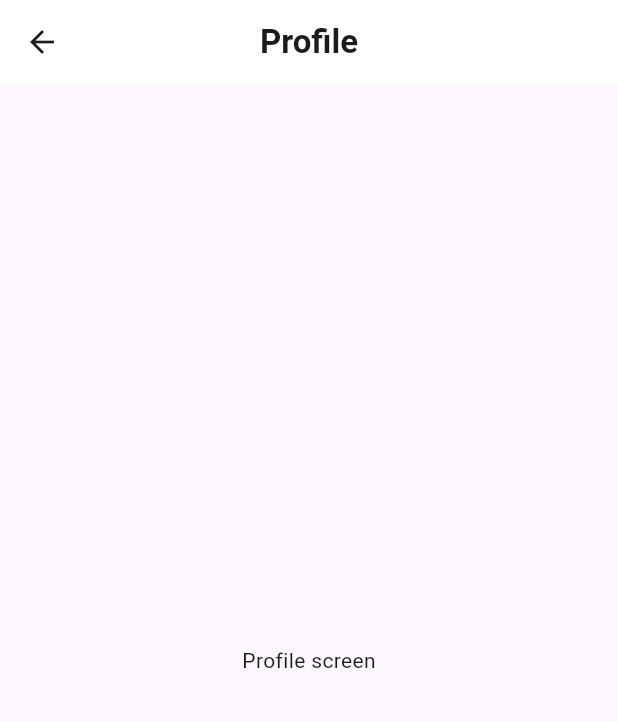
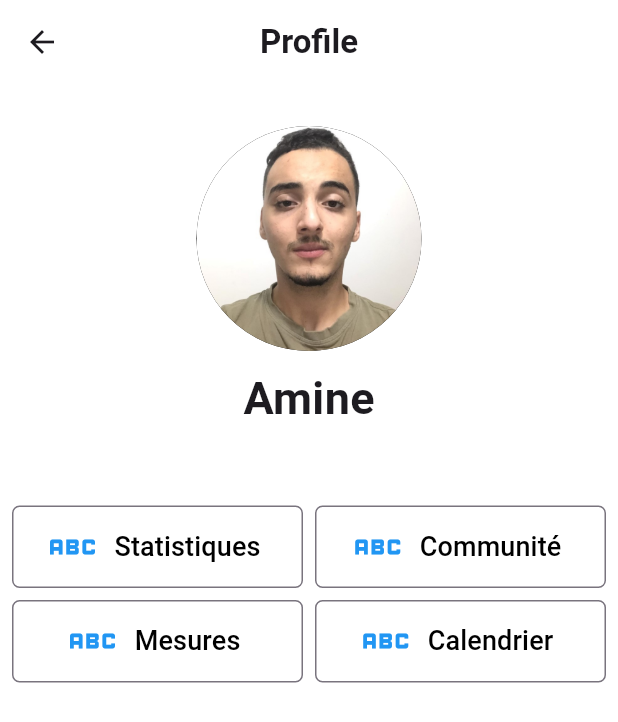
Before and after one commit to M-Amine-HM/gym_app, a Flutter app: the ProfileScreen screen opened directly, on a phone screen of 412 x 824 dp. Shown: the top 722 px of the screen. Run offline on Flutter 3.47's test engine with Material 3 defaults, Android fonts, the light colour scheme and no system bars; our stand-ins replace video_player.

Commit message:
Profile Screen Modification

```diff
--- a/lib/core/profile.dart
+++ b/lib/core/profile.dart
@@ -1,3 +1,5 @@
+// ignore_for_file: unnecessary_const, prefer_const_constructors
+
 import 'package:flutter/material.dart';
 
 class ProfileScreen extends StatefulWidget {
@@ -11,6 +13,7 @@ class _ProfileScreenState extends State<ProfileScreen> {
   @override
   Widget build(BuildContext context) {
     return Scaffold(
+      backgroundColor: Colors.white,
       appBar: AppBar(
         backgroundColor: Colors.white,
         title: const Text(
@@ -19,9 +22,101 @@ class _ProfileScreenState extends State<ProfileScreen> {
         ),
         centerTitle: true,
       ),
-      body: const Center(
-        child: Text("Profile screen"),
-      ),
+      body: SafeArea(
+          child: Padding(
+        padding: EdgeInsets.all(8.0),
+        child: Column(
+          crossAxisAlignment: CrossAxisAlignment.center,
+          children: [
+            SizedBox(
+              height: 20,
+            ),
+            Container(
+              width: 150,
+              height: 150,
+              decoration: BoxDecoration(
+                  image: DecorationImage(
+                      image: AssetImage("assets/images/AminePhoto.jpg")),
+                  shape: BoxShape.circle,
+                  color: Colors.black),
+              // child: Image(
+              //   image: AssetImage("assets/images/AminePhoto.jpg"),
+              //   //fit: BoxFit.cover,
+              // ),
+            ),
+
+            SizedBox(
+              height: 10,
+            ),
+            Text(
+              "Amine",
+              style: TextStyle(fontSize: 30, fontWeight: FontWeight.w600),
+            ),
+            // Divider(
+            //   indent: 10,
+            //   endIndent: 10,
+            //   height: 20,
+            //   color: Colors.grey,
+            //   thickness: 1,
+            // ),
+            SizedBox(
+              height: 50,
+            ),
+            Row(
+              children: [
+                Button_IconWidget(name: "Statistiques"),
+                SizedBox(
+                  width: 8,
+                ),
+                Button_IconWidget(name: "Communité"),
+              ],
+            ),
+            SizedBox(
+              height: 8,
+            ),
+            Row(
+              children: [
+                Button_IconWidget(name: "Mesures"),
+                SizedBox(
+                  width: 8,
+                ),
+                Button_IconWidget(name: "Calendrier"),
+              ],
+            ),
+          ],
+        ),
+      )),
     );
   }
 }
+
+class Button_IconWidget extends StatelessWidget {
+  const Button_IconWidget({super.key, required this.name});
+  //final Icon iconSpecial;
+  final String name;
+  @override
+  Widget build(BuildContext context) {
+    return Expanded(
+      child: OutlinedButton.icon(
+          style: OutlinedButton.styleFrom(
+            fixedSize: const Size.fromHeight(55),
+            backgroundColor: Colors.white,
+            shape:
+                RoundedRectangleBorder(borderRadius: BorderRadius.circular(5)),
+            // fixedSize:
+            //     Size.fromWidth(MediaQuery.of(context).size.width * 1),
+          ),
+          onPressed: () {},
+          icon: const Icon(
+            Icons.abc,
+            size: 40,
+            color: Colors.blue,
+          ),
+          label: Text(
+            name,
+            style: const TextStyle(
+                fontSize: 18, fontWeight: FontWeight.w500, color: Colors.black),
+          )),
+    );
+  }
+}
```
Also changed, not shown: assets/images/AminePhoto.jpg (added).
